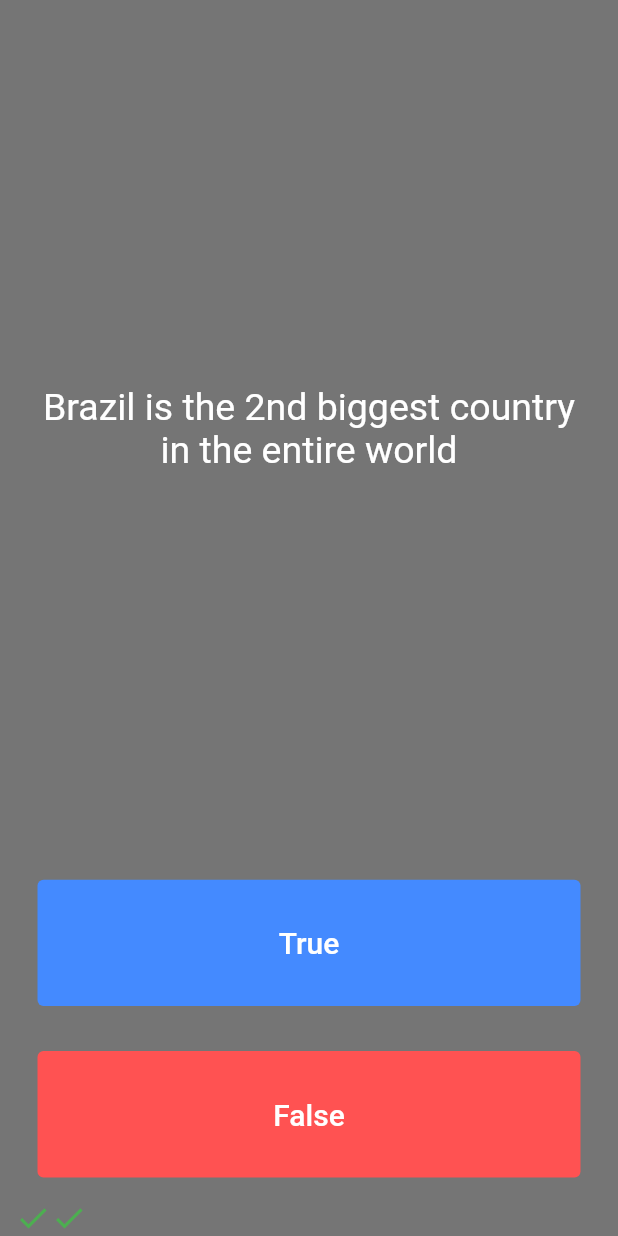
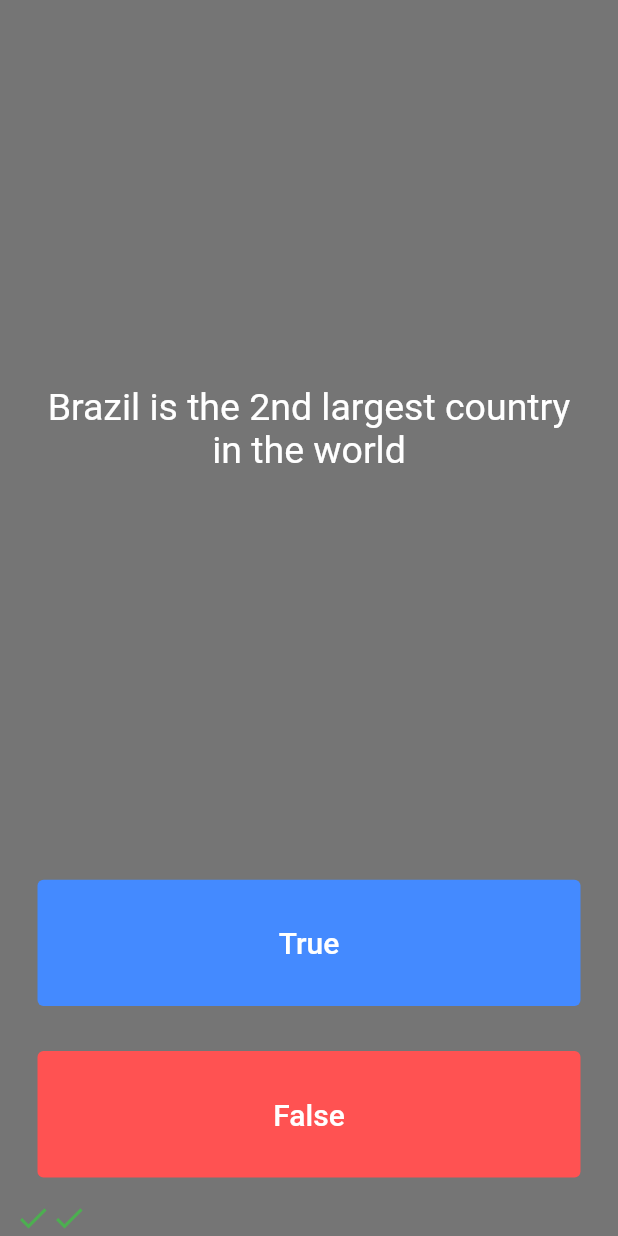
Before and after one commit to Mckenz31/Flutter_learning, a Flutter app: the screen it shows after launch, after a tap on "True", after a tap on "False", on a phone screen of 412 x 824 dp. Run offline on Flutter 3.47's test engine with Material 2 defaults, Android fonts, the light colour scheme and no system bars; our stand-ins replace audioplayers, rflutter_alert.

Commit message:
Quiz app completed

```diff
--- /dev/null
+++ b/quiz_app/lib/data.dart
@@ -0,0 +1,49 @@
+import 'questions.dart';
+
+class QuestionLists {
+
+  int _questionNumber = 0;
+
+  List<Questions> _question = [
+    Questions('You are an amazing person',true),
+    Questions('A cat has 3 legs', false),
+    Questions('Brazil is the 2nd largest country in the world', false),
+    Questions('SriLanka is located in South Asia', true),
+    Questions('The five rings on the Olympic flag are interlocking', true),
+    Questions('Mount Kilimanjaro is the highest mountain in the worlds', false),
+    Questions('Sydney is the capital of Australia', false),
+    Questions('The Penny Black is an old-fashioned coin', false),
+    Questions('The star sign Capricorn is represented by a goat',true),
+    Questions('Fish cannot blink', true),
+    Questions('Seahorses have no teeth or stomach', true),
+    Questions('Switzerland shares land borders with 4 other countries', false),
+    Questions('The knight is the only piece in chess which can move diagonally', false),
+    Questions('Angular is a framework used for web development', true),
+    Questions('Nepal is the only country in the world which does not have a rectangular flag', true)
+  ];
+
+  void updateQueNumber(){
+    if(_questionNumber < _question.length - 1){
+      _questionNumber++;
+    }
+  }
+
+  getQuestion(){
+    return _question[_questionNumber].question;
+  }
+
+  getAnswer(){
+    return _question[_questionNumber].answer;
+  }
+
+  isFinished(){
+    if(_questionNumber == _question.length - 1){
+      return true;
+    }
+  }
+
+  void reset(){
+    _questionNumber = 0;
+  }
+
+}
--- a/quiz_app/lib/main.dart
+++ b/quiz_app/lib/main.dart
@@ -1,4 +1,6 @@
 import 'package:flutter/material.dart';
+import 'package:quiz_app/data.dart';
+import 'package:rflutter_alert/rflutter_alert.dart';
 
 void main() {
   runApp(MyApp());
@@ -32,21 +34,72 @@ class _QuizAppState extends State<QuizApp> {
 
   List<Icon> score = [];
 
-  List<String> questions = [
-    'You are an amazing person',
-    'A cat has 3 legs',
-    'Brazil is the 2nd biggest country in the entire world',
-    'SriLanka is located in South Asia'
-  ];
+  QuestionLists questionList = QuestionLists();
 
-  List<bool> answers = [
-    true,
-    false,
-    false,
-    true
-  ];
-
-  int questionNumber = 0;
+  void checkAnswer(bool userAnswer) {
+    setState(() {
+      //Checking if it's the correct answer
+      if(questionList.isFinished() == true){
+        questionList.reset();
+        score = [];
+        Alert(
+          context: context,
+          title: "COMPLETED",
+          desc: "You did a great job",
+          buttons: [
+            DialogButton(
+              child: Text(
+                "DONE"
+              ),
+              onPressed: () => Navigator.pop(context),
+            )
+          ]
+        ).show();
+        // Alert(
+        //   context: context,
+        //   type: AlertType.error,
+        //   title: "COMPLETED",
+        //   desc: "You did a great job",
+        //   buttons: [
+        //     DialogButton(
+        //       child: Text(
+        //         "DONE",
+        //         style: TextStyle(color: Colors.white, fontSize: 20),
+        //       ),
+        //       onPressed: (){
+        //         setState(() {
+        //           Navigator.pop(context);
+        //           score = [];
+        //         });
+        //       },
+        //       width: 120,
+        //     ),
+        //   ],
+        // ).show();
+      }
+      else{
+        bool answer = userAnswer;
+        if(questionList.getAnswer() == answer){
+          score.add(
+            Icon(
+              Icons.check,
+              color: Colors.green,
+            ),
+          );
+        }
+        else{
+          score.add(
+            Icon(
+              Icons.close,
+              color: Colors.red,
+            ),
+          );
+        }
+        questionList.updateQueNumber();
+        //The user picked true.
+      }
+    });
+  }
 
   @override
   Widget build(BuildContext context) {
@@ -61,7 +114,7 @@ class _QuizAppState extends State<QuizApp> {
           padding: EdgeInsets.all(10.0),
           child: Center(
             child: Text(
-              questions[questionNumber],
+              questionList.getQuestion(),
             textAlign: TextAlign.center,
             style: TextStyle(
             fontSize: 25.0,
@@ -86,26 +139,7 @@ class _QuizAppState extends State<QuizApp> {
                 ),
               ),
               onPressed: () {
-                setState(() {
-                  if(answers[questionNumber] == true){
-                    score.add(
-                      Icon(
-                        Icons.check,
-                        color: Colors.green,
-                      ),
-                    );
-                  }
-                  else{
-                    score.add(
-                      Icon(
-                        Icons.close,
-                        color: Colors.red,
-                      ),
-                    );
-                  }
-                  questionNumber++;
-
-                });
+                checkAnswer(true);
                 //The user picked true.
               },
             ),
@@ -126,26 +160,7 @@ class _QuizAppState extends State<QuizApp> {
                 ),
               ),
               onPressed: () {
-                setState(() {
-                  if(answers[questionNumber] == false){
-                    score.add(
-                      Icon(
-                        Icons.check,
-                        color: Colors.green,
-                      ),
-                    );
-                  }
-                  else{
-                    score.add(
-                      Icon(
-                        Icons.close,
-                        color: Colors.red,
-                      ),
-                    );
-                  }
-                  questionNumber++;
-                //The user picked true.
-                },);
+                checkAnswer(false);
               }
             ),
           ),
--- /dev/null
+++ b/quiz_app/lib/questions.dart
@@ -0,0 +1,6 @@
+class Questions{
+  String question;
+  bool answer;
+
+  Questions(this.question, this.answer);
+}
--- a/quiz_app/pubspec.yaml
+++ b/quiz_app/pubspec.yaml
@@ -24,10 +24,8 @@ dependencies:
   flutter:
     sdk: flutter
 
-
-  # The following adds the Cupertino Icons font to your application.
-  # Use with the CupertinoIcons class for iOS style icons.
   cupertino_icons: ^1.0.2
+  rflutter_alert: ^2.0.2
 
 dev_dependencies:
   flutter_test:
```
Also changed, not shown: quiz_app/pubspec.lock.
